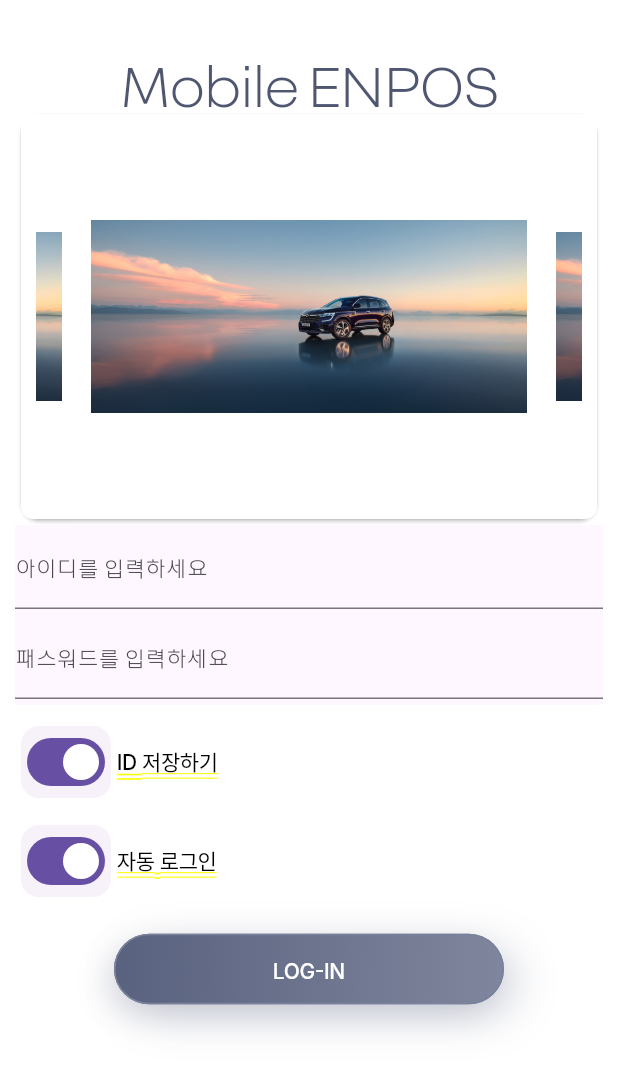
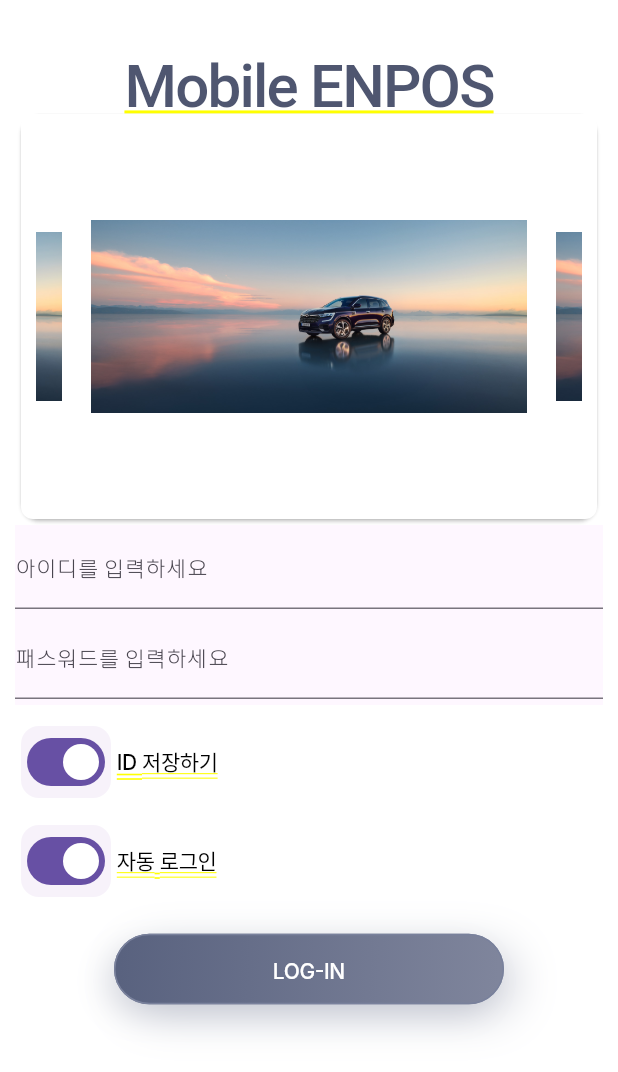
Before and after one commit to UUZZANG/NextMENPOS, a Flutter app: the screen it shows after launch, on a phone screen of 412 x 824 dp. Shown: the top 1072 px of the screen. Run offline on Flutter 3.47's test engine with Material 3 defaults, Android fonts, the light colour scheme and no system bars; drawn by our look-alikes of carousel_slider; our stand-ins replace flutter_dotenv, flutter_secure_storage, flutter_widget_from_html_core; missing offline and left inert: confirm_dialog, http_proxy, qr_bar_code_scanner_dialog; Roboto replaces fonts that are missing (Inter).

Commit message:
font 적용

```diff
--- a/enpos_f/enpos_app/lib/main.dart
+++ b/enpos_f/enpos_app/lib/main.dart
@@ -117,7 +117,7 @@ class _MainPageState extends State<MainPage> {
   Widget build(BuildContext context) {
     return MaterialApp(
         debugShowCheckedModeBanner: false,
-        theme: ThemeData(fontFamily: 'RKM KR'),
+        theme: ThemeData(fontFamily: 'NouvelR-KR'),
         themeMode: ThemeMode.system,
         home: Container(
           padding: const EdgeInsets.symmetric(horizontal: 10, vertical: 10),
--- a/enpos_f/enpos_app/pubspec.yaml
+++ b/enpos_f/enpos_app/pubspec.yaml
@@ -101,12 +101,12 @@ flutter:
   # list giving the asset and other descriptors for the font. For
   # example:
   fonts:
-    - family: RKM KR
+    - family: NouvelR-KR
       fonts:
         - asset: assets/fonts/NouvelR-KR-Light.ttf
         - asset: assets/fonts/NouvelR-KR-Bold.ttf
           style: italic
-    - family: RKM R
+    - family: NouvelR
       fonts:
         - asset: assets/fonts/NouvelR-Light.ttf
         - asset: assets/fonts/NouvelR-Bold.ttf
```
Also changed, not shown: enpos_f/enpos_app/lib/view/notice_view.dart (+8 -4 lines).
